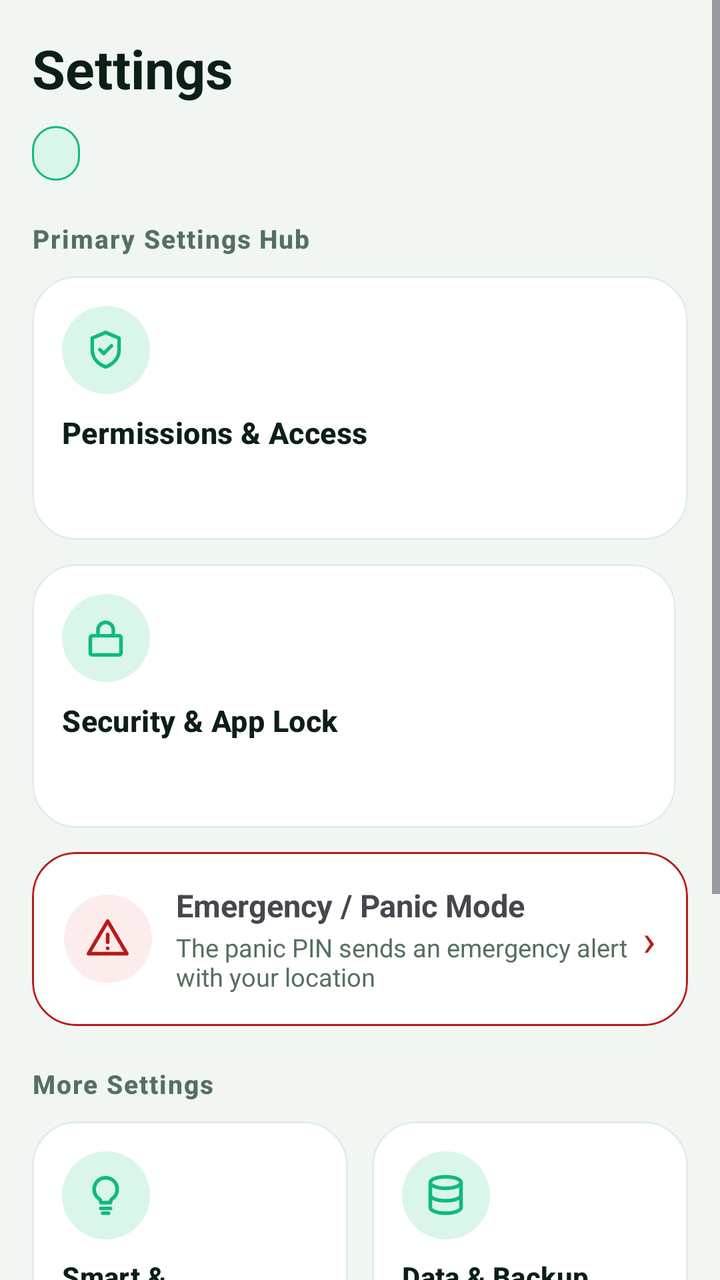
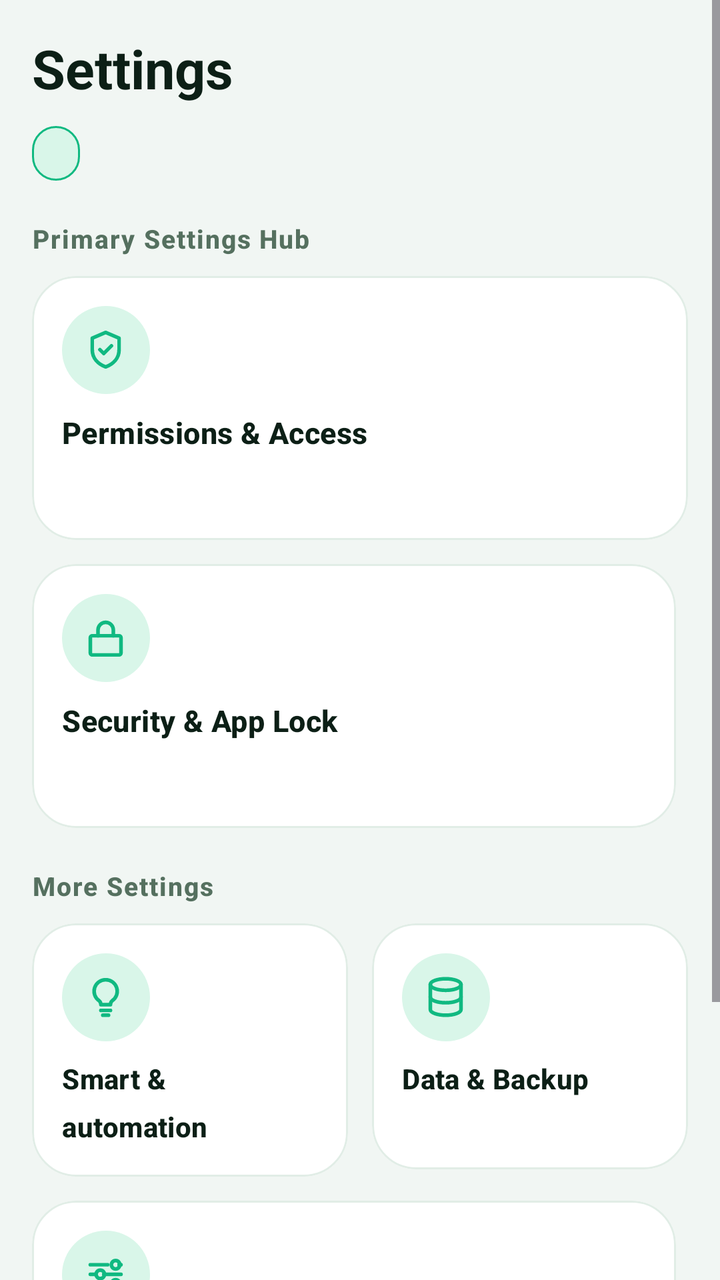

The first picture is an Android layout as it rendered before a commit; the second is the same layout after the commit. The layout source and the unified diff follow.
<!-- AndroidManifest.xml: application theme Theme.PhoneLink -->
<!-- res/layout/page_settings.xml -->
<?xml version="1.0" encoding="utf-8"?>
<ScrollView xmlns:android="http://schemas.android.com/apk/res/android"
    xmlns:app="http://schemas.android.com/apk/res-auto"
    android:layout_width="match_parent"
    android:layout_height="match_parent">

    <LinearLayout
        android:layout_width="match_parent"
        android:layout_height="wrap_content"
        android:orientation="vertical"
        android:padding="16dp">

        
        <TextView
            style="@style/PL.H1"
            android:layout_width="wrap_content"
            android:layout_height="wrap_content"
            android:text="@string/nav_settings" />

        <TextView
            android:id="@+id/tvSetPill"
            style="@style/PL.Pill"
            android:layout_marginTop="11dp" />

        <TextView
            style="@style/PL.SecTitle"
            android:layout_marginTop="20dp"
            android:layout_marginBottom="10dp"
            android:text="@string/set_hub" />

        <LinearLayout
            android:layout_width="match_parent"
            android:layout_height="wrap_content"
            android:orientation="horizontal">

            <com.google.android.material.card.MaterialCardView
                android:id="@+id/tileHubPerms"
                android:layout_width="match_parent"
                android:layout_height="wrap_content"
                android:clickable="true"
                android:focusable="true">

                <LinearLayout
                    android:layout_width="match_parent"
                    android:layout_height="wrap_content"
                    android:minHeight="132dp"
                    android:orientation="vertical"
                    android:padding="15dp">

                    <FrameLayout
                        android:layout_width="44dp"
                        android:layout_height="44dp"
                        android:background="@drawable/bg_icon_circle">

                        <ImageView
                            android:layout_width="23dp"
                            android:layout_height="23dp"
                            android:layout_gravity="center"
                            android:contentDescription="@null"
                            android:src="@drawable/ic_shield_check" />
                    </FrameLayout>

                    <TextView
                        style="@style/PL.TileTitle"
                        android:layout_marginTop="9dp"
                        android:text="@string/set_perms"
                        android:textSize="15sp" />

                    <TextView
                        android:id="@+id/tvHubPermsSub"
                        android:layout_width="match_parent"
                        android:layout_height="wrap_content"
                        android:layout_marginTop="4dp"
                        android:textColor="?attr/colorOnSurfaceVariant"
                        android:textSize="12sp" />
                </LinearLayout>
            </com.google.android.material.card.MaterialCardView>
        </LinearLayout>

        <LinearLayout
            android:layout_width="match_parent"
            android:layout_height="wrap_content"
            android:layout_marginTop="12dp"
            android:orientation="horizontal">

            <com.google.android.material.card.MaterialCardView
                android:id="@+id/tileHubSecurity"
                android:layout_width="0dp"
                android:layout_height="wrap_content"
                android:layout_marginEnd="6dp"
                android:layout_weight="1"
                android:clickable="true"
                android:focusable="true">

                <LinearLayout
                    android:layout_width="match_parent"
                    android:layout_height="wrap_content"
                    android:minHeight="132dp"
                    android:orientation="vertical"
                    android:padding="15dp">

                    <FrameLayout
                        android:layout_width="44dp"
                        android:layout_height="44dp"
                        android:background="@drawable/bg_icon_circle">

                        <ImageView
                            android:layout_width="23dp"
                            android:layout_height="23dp"
                            android:layout_gravity="center"
                            android:contentDescription="@null"
                            android:src="@drawable/ic_lock" />
                    </FrameLayout>

                    <TextView
                        style="@style/PL.TileTitle"
                        android:layout_marginTop="9dp"
                        android:text="@string/set_security"
                        android:textSize="15sp" />

                    <TextView
                        android:id="@+id/tvHubSecSub"
                        android:layout_width="match_parent"
                        android:layout_height="wrap_content"
                        android:layout_marginTop="4dp"
                        android:textColor="?attr/colorOnSurfaceVariant"
                        android:textSize="12sp" />
                </LinearLayout>
            </com.google.android.material.card.MaterialCardView>

            
        </LinearLayout>

        
        <com.google.android.material.card.MaterialCardView
            android:id="@+id/cardHubPanic"
            android:layout_width="match_parent"
            android:layout_height="wrap_content"
            android:layout_marginTop="12dp"
            android:clickable="true"
            android:focusable="true"
            app:strokeColor="?attr/colorError"
            app:strokeWidth="1dp">

            <LinearLayout
                android:layout_width="match_parent"
                android:layout_height="wrap_content"
                android:gravity="center_vertical"
                android:orientation="horizontal"
                android:padding="16dp">

                <FrameLayout
                    android:layout_width="44dp"
                    android:layout_height="44dp"
                    android:background="@drawable/bg_icon_circle_red">

                    <ImageView
                        android:layout_width="23dp"
                        android:layout_height="23dp"
                        android:layout_gravity="center"
                        android:contentDescription="@null"
                        android:src="@drawable/ic_alert_red" />
                </FrameLayout>

                <LinearLayout
                    android:layout_width="0dp"
                    android:layout_height="wrap_content"
                    android:layout_marginStart="12dp"
                    android:layout_weight="1"
                    android:orientation="vertical">

                    <TextView
                        android:layout_width="match_parent"
                        android:layout_height="wrap_content"
                        android:text="@string/set_panic_title"
                        android:textSize="15.5sp"
                        android:textStyle="bold" />

                    <TextView
                        android:layout_width="match_parent"
                        android:layout_height="wrap_content"
                        android:layout_marginTop="2dp"
                        android:text="@string/set_panic_sub"
                        android:textColor="?attr/colorOnSurfaceVariant"
                        android:textSize="12.5sp" />
                </LinearLayout>

                <TextView
                    android:layout_width="wrap_content"
                    android:layout_height="wrap_content"
                    android:text="›"
                    android:textColor="?attr/colorError"
                    android:textSize="22sp" />
            </LinearLayout>
        </com.google.android.material.card.MaterialCardView>

        <TextView
            style="@style/PL.SecTitle"
            android:layout_marginTop="20dp"
            android:layout_marginBottom="10dp"
            android:text="@string/set_more" />

        <LinearLayout
            android:layout_width="match_parent"
            android:layout_height="wrap_content"
            android:orientation="horizontal">

            <com.google.android.material.card.MaterialCardView
                android:id="@+id/tileHubSmart"
                android:layout_width="0dp"
                android:layout_height="wrap_content"
                android:layout_marginEnd="6dp"
                android:layout_weight="1"
                android:clickable="true"
                android:focusable="true">

                <LinearLayout
                    android:layout_width="match_parent"
                    android:layout_height="wrap_content"
                    android:minHeight="104dp"
                    android:orientation="vertical"
                    android:padding="15dp">

                    <FrameLayout
                        android:layout_width="44dp"
                        android:layout_height="44dp"
                        android:background="@drawable/bg_icon_circle">

                        <ImageView
                            android:layout_width="23dp"
                            android:layout_height="23dp"
                            android:layout_gravity="center"
                            android:contentDescription="@null"
                            android:src="@drawable/ic_bulb" />
                    </FrameLayout>

                    <TextView
                        style="@style/PL.TileTitle"
                        android:layout_marginTop="9dp"
                        android:text="@string/cat_smart"
                        android:textSize="14.5sp" />
                </LinearLayout>
            </com.google.android.material.card.MaterialCardView>

            <com.google.android.material.card.MaterialCardView
                android:id="@+id/tileHubData"
                android:layout_width="0dp"
                android:layout_height="wrap_content"
                android:layout_marginStart="6dp"
                android:layout_weight="1"
                android:clickable="true"
                android:focusable="true">

                <LinearLayout
                    android:layout_width="match_parent"
                    android:layout_height="wrap_content"
                    android:minHeight="104dp"
                    android:orientation="vertical"
                    android:padding="15dp">

                    <FrameLayout
                        android:layout_width="44dp"
                        android:layout_height="44dp"
                        android:background="@drawable/bg_icon_circle">

                        <ImageView
                            android:layout_width="23dp"
                            android:layout_height="23dp"
                            android:layout_gravity="center"
                            android:contentDescription="@null"
                            android:src="@drawable/ic_db" />
                    </FrameLayout>

                    <TextView
                        style="@style/PL.TileTitle"
                        android:layout_marginTop="9dp"
                        android:text="@string/set_data"
                        android:textSize="14.5sp" />

                    <TextView
                        android:id="@+id/tvHubDataSub"
                        android:layout_width="match_parent"
                        android:layout_height="wrap_content"
                        android:layout_marginTop="4dp"
                        android:textColor="?attr/colorOnSurfaceVariant"
                        android:textSize="12sp" />
                </LinearLayout>
            </com.google.android.material.card.MaterialCardView>
        </LinearLayout>

        <LinearLayout
            android:layout_width="match_parent"
            android:layout_height="wrap_content"
            android:layout_marginTop="12dp"
            android:orientation="horizontal">

            <com.google.android.material.card.MaterialCardView
                android:id="@+id/tileHubGeneral"
                android:layout_width="0dp"
                android:layout_height="wrap_content"
                android:layout_marginEnd="6dp"
                android:layout_weight="1"
                android:clickable="true"
                android:focusable="true">

                <LinearLayout
                    android:layout_width="match_parent"
                    android:layout_height="wrap_content"
                    android:minHeight="104dp"
                    android:orientation="vertical"
                    android:padding="15dp">

                    <FrameLayout
                        android:layout_width="44dp"
                        android:layout_height="44dp"
                        android:background="@drawable/bg_icon_circle">

                        <ImageView
                            android:layout_width="23dp"
                            android:layout_height="23dp"
                            android:layout_gravity="center"
                            android:contentDescription="@null"
                            android:src="@drawable/ic_sliders" />
                    </FrameLayout>

                    <TextView
                        style="@style/PL.TileTitle"
                        android:layout_marginTop="9dp"
                        android:text="@string/cat_general"
                        android:textSize="14.5sp" />
                </LinearLayout>
            </com.google.android.material.card.MaterialCardView>

            
        </LinearLayout>

        <TextView
            style="@style/PL.SecTitle"
            android:layout_marginTop="20dp"
            android:layout_marginBottom="10dp"
            android:text="@string/set_diag" />

        <com.google.android.material.card.MaterialCardView
            android:layout_width="match_parent"
            android:layout_height="wrap_content">

            <TextView
                android:id="@+id/tvHubDiag"
                android:layout_width="match_parent"
                android:layout_height="wrap_content"
                android:padding="16dp"
                android:textColor="?attr/colorOnSurfaceVariant"
                android:textSize="12.5sp" />
        </com.google.android.material.card.MaterialCardView>

    </LinearLayout>
</ScrollView>
<!-- resources referenced by this layout -->
<resources>
  <!-- drawable bg_icon_circle (drawable) -->
  <?xml version="1.0" encoding="utf-8"?>
  <shape xmlns:android="http://schemas.android.com/apk/res/android"
      android:shape="oval">
      <solid android:color="?attr/colorPrimaryContainer" />
  </shape>
  <!-- drawable bg_icon_circle_red (drawable) -->
  <?xml version="1.0" encoding="utf-8"?>
  <shape xmlns:android="http://schemas.android.com/apk/res/android"
      android:shape="oval">
      <solid android:color="?attr/colorErrorContainer" />
  </shape>
  <!-- drawable ic_alert_red (drawable) -->
  <?xml version="1.0" encoding="utf-8"?>
  <vector xmlns:android="http://schemas.android.com/apk/res/android"
      android:width="24dp" android:height="24dp"
      android:viewportWidth="24" android:viewportHeight="24">
      <path android:pathData="M12,3L22,20H2L12,3z"
          android:fillColor="@android:color/transparent"
          android:strokeColor="@color/md_error"
          android:strokeWidth="1.9"
          android:strokeLineCap="round"
          android:strokeLineJoin="round" />
      <path android:pathData="M12,10v4M12,17.2h0.01"
          android:fillColor="@android:color/transparent"
          android:strokeColor="@color/md_error"
          android:strokeWidth="1.9"
          android:strokeLineCap="round"
          android:strokeLineJoin="round" />
  </vector>
  <string name="cat_general">Appearance &amp; general</string>
  <string name="cat_smart">Smart &amp; automation</string>
  <string name="nav_settings">Settings</string>
  <string name="set_data">Data &amp; Backup</string>
  <string name="set_diag">Diagnostics</string>
  <string name="set_hub">Primary Settings Hub</string>
  <string name="set_more">More Settings</string>
  <string name="set_panic_sub">The panic PIN sends an emergency alert with your location</string>
  <string name="set_panic_title">Emergency / Panic Mode</string>
  <string name="set_perms">Permissions &amp; Access</string>
  <string name="set_security">Security &amp; App Lock</string>
  <style name="PL.H1" parent="TextAppearance.Material3.HeadlineMedium">
          <item name="android:layout_width">wrap_content</item>
          <item name="android:layout_height">wrap_content</item>
          <item name="android:textSize">27sp</item>
          <item name="android:textStyle">bold</item>
          <item name="android:textColor">?attr/colorOnSurface</item>
      </style>
  <color name="md_error">#BA1A1A</color>
  <color name="md_primary">#10B981</color>
  <color name="md_onPrimary">#FFFFFF</color>
  <color name="md_primaryContainer">#D9F6E9</color>
  <color name="md_onPrimaryContainer">#06382A</color>
  <color name="md_secondary">#52665C</color>
  <color name="md_onSecondary">#FFFFFF</color>
  <color name="md_secondaryContainer">#E6EFEA</color>
  <color name="md_onSecondaryContainer">#12241B</color>
  <color name="md_background">#F1F6F3</color>
  <color name="md_onBackground">#0C1F16</color>
  <color name="md_surface">#FFFFFF</color>
  <color name="md_onSurface">#0C1F16</color>
  <color name="md_surfaceVariant">#E1EDE6</color>
  <color name="md_onSurfaceVariant">#55705F</color>
  <color name="md_surfaceContainer">#EAF3EE</color>
  <color name="md_surfaceContainerHigh">#DCEAE2</color>
  <color name="md_outline">#B9CFC2</color>
  <style name="PL.CardView" parent="Widget.Material3.CardView.Filled">
          <item name="cardCornerRadius">22dp</item>
          <item name="cardElevation">0dp</item>
          <item name="strokeWidth">1dp</item>
          <item name="strokeColor">?attr/colorSurfaceVariant</item>
          <item name="cardBackgroundColor">?attr/colorSurface</item>
      </style>
  <color name="md_onError">#FFFFFF</color>
  <color name="md_errorContainer">#FDECEC</color>
  <color name="md_btnFill">#DCEFE5</color>
  <color name="nav_active">#10B981</color>
  <color name="nav_inactive">#5C7267</color>
  <color name="nav_indicator">#D9F6E9</color>
  <!-- unchanged entries left out for length: 12 -->
</resources>

<!-- the commit's change to res/layout/page_settings.xml (unified diff, before → after) -->
@@ -131,68 +131,6 @@
             
         </LinearLayout>
 
-        
-        <com.google.android.material.card.MaterialCardView
-            android:id="@+id/cardHubPanic"
-            android:layout_width="match_parent"
-            android:layout_height="wrap_content"
-            android:layout_marginTop="12dp"
-            android:clickable="true"
-            android:focusable="true"
-            app:strokeColor="?attr/colorError"
-            app:strokeWidth="1dp">
-
-            <LinearLayout
-                android:layout_width="match_parent"
-                android:layout_height="wrap_content"
-                android:gravity="center_vertical"
-                android:orientation="horizontal"
-                android:padding="16dp">
-
-                <FrameLayout
-                    android:layout_width="44dp"
-                    android:layout_height="44dp"
-                    android:background="@drawable/bg_icon_circle_red">
-
-                    <ImageView
-                        android:layout_width="23dp"
-                        android:layout_height="23dp"
-                        android:layout_gravity="center"
-                        android:contentDescription="@null"
-                        android:src="@drawable/ic_alert_red" />
-                </FrameLayout>
-
-                <LinearLayout
-                    android:layout_width="0dp"
-                    android:layout_height="wrap_content"
-                    android:layout_marginStart="12dp"
-                    android:layout_weight="1"
-                    android:orientation="vertical">
-
-                    <TextView
-                        android:layout_width="match_parent"
-                        android:layout_height="wrap_content"
-                        android:text="@string/set_panic_title"
-                        android:textSize="15.5sp"
-                        android:textStyle="bold" />
-
-                    <TextView
-                        android:layout_width="match_parent"
-                        android:layout_height="wrap_content"
-                        android:layout_marginTop="2dp"
-                        android:text="@string/set_panic_sub"
-                        android:textColor="?attr/colorOnSurfaceVariant"
-                        android:textSize="12.5sp" />
-                </LinearLayout>
-
-                <TextView
-                    android:layout_width="wrap_content"
-                    android:layout_height="wrap_content"
-                    android:text="›"
-                    android:textColor="?attr/colorError"
-                    android:textSize="22sp" />
-            </LinearLayout>
-        </com.google.android.material.card.MaterialCardView>
 
         <TextView
             style="@style/PL.SecTitle"
<!-- resource entries referenced after the edit -->
@@ -6,30 +6,6 @@
       android:shape="oval">
       <solid android:color="?attr/colorPrimaryContainer" />
   </shape>
-  <!-- drawable bg_icon_circle_red (drawable) -->
-  <?xml version="1.0" encoding="utf-8"?>
-  <shape xmlns:android="http://schemas.android.com/apk/res/android"
-      android:shape="oval">
-      <solid android:color="?attr/colorErrorContainer" />
-  </shape>
-  <!-- drawable ic_alert_red (drawable) -->
-  <?xml version="1.0" encoding="utf-8"?>
-  <vector xmlns:android="http://schemas.android.com/apk/res/android"
-      android:width="24dp" android:height="24dp"
-      android:viewportWidth="24" android:viewportHeight="24">
-      <path android:pathData="M12,3L22,20H2L12,3z"
-          android:fillColor="@android:color/transparent"
-          android:strokeColor="@color/md_error"
-          android:strokeWidth="1.9"
-          android:strokeLineCap="round"
-          android:strokeLineJoin="round" />
-      <path android:pathData="M12,10v4M12,17.2h0.01"
-          android:fillColor="@android:color/transparent"
-          android:strokeColor="@color/md_error"
-          android:strokeWidth="1.9"
-          android:strokeLineCap="round"
-          android:strokeLineJoin="round" />
-  </vector>
   <string name="cat_general">Appearance &amp; general</string>
   <string name="cat_smart">Smart &amp; automation</string>
   <string name="nav_settings">Settings</string>
@@ -37,8 +13,6 @@
   <string name="set_diag">Diagnostics</string>
   <string name="set_hub">Primary Settings Hub</string>
   <string name="set_more">More Settings</string>
-  <string name="set_panic_sub">The panic PIN sends an emergency alert with your location</string>
-  <string name="set_panic_title">Emergency / Panic Mode</string>
   <string name="set_perms">Permissions &amp; Access</string>
   <string name="set_security">Security &amp; App Lock</string>
   <style name="PL.H1" parent="TextAppearance.Material3.HeadlineMedium">
